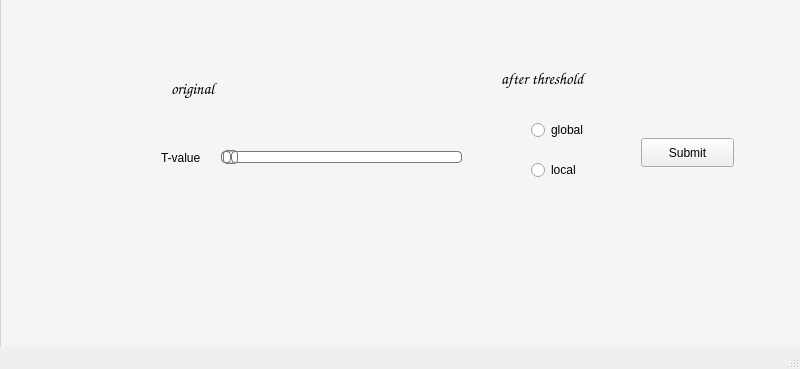
Qt form mainwindow.ui (MohabGhobashy/image_processing_studio) before a commit; both pictures show x 0 to 800 and y 328 to 697 of the 800 by 697 pixel window.
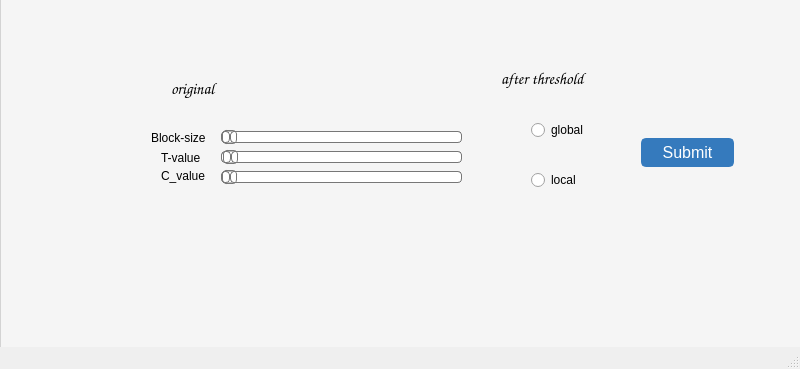
The same form after that commit.

What changed in the file:
```diff
--- a/mainwindow.ui
+++ b/mainwindow.ui
@@ -602,7 +602,7 @@
       <property name="geometry">
        <rect>
         <x>530</x>
-        <y>430</y>
+        <y>440</y>
         <width>107</width>
         <height>24</height>
        </rect>
@@ -620,10 +620,259 @@
         <height>29</height>
        </rect>
       </property>
+      <property name="styleSheet">
+       <string notr="true">QPushButton {
+    color: white;
+    background-color: #357abd;
+    border: 2px solid #357abd;
+    border-radius: 5px;
+    padding: 5px 10px;
+    font-size: 16px;
+}
+
+QPushButton:hover {
+    background-color: #1e90ff;
+    border-color: #1e90ff;
+}
+
+QPushButton:pressed {
+    background-color: #0066cc;
+    border-color: #0066cc;
+}
+
+
+
+
+</string>
+      </property>
       <property name="text">
        <string>Submit</string>
       </property>
      </widget>
+     <widget class="QSlider" name="blockSizeSlider">
+      <property name="geometry">
+       <rect>
+        <x>220</x>
+        <y>400</y>
+        <width>241</width>
+        <height>18</height>
+       </rect>
+      </property>
+      <property name="styleSheet">
+       <string notr="true">QSlider::groove:horizontal {
+border: 1px solid #bbb;
+background: white;
+height: 10px;
+border-radius: 4px;
+}
+
+QSlider::sub-page:horizontal {
+background: qlineargradient(x1: 0, y1: 0,    x2: 0, y2: 1,
+    stop: 0 #66e, stop: 1 #bbf);
+background: qlineargradient(x1: 0, y1: 0.2, x2: 1, y2: 1,
+    stop: 0 #bbf, stop: 1 #55f);
+border: 1px solid #777;
+height: 10px;
+border-radius: 4px;
+}
+
+QSlider::add-page:horizontal {
+background: #fff;
+border: 1px solid #777;
+height: 10px;
+border-radius: 4px;
+}
+
+QSlider::handle:horizontal {
+background: qlineargradient(x1:0, y1:0, x2:1, y2:1,
+    stop:0 #eee, stop:1 #ccc);
+border: 1px solid #777;
+width: 13px;
+margin-top: -2px;
+margin-bottom: -2px;
+border-radius: 4px;
+}
+
+QSlider::handle:horizontal:hover {
+background: qlineargradient(x1:0, y1:0, x2:1, y2:1,
+    stop:0 #fff, stop:1 #ddd);
+border: 1px solid #444;
+border-radius: 4px;
+}
+
+QSlider::sub-page:horizontal:disabled {
+background: #bbb;
+border-color: #999;
+}
+
+QSlider::add-page:horizontal:disabled {
+background: #eee;
+border-color: #999;
+}
+
+QSlider::handle:horizontal:disabled {
+background: #eee;
+border: 1px solid #aaa;
+border-radius: 4px;
+}</string>
+      </property>
+      <property name="minimum">
+       <number>1</number>
+      </property>
+      <property name="maximum">
+       <number>50</number>
+      </property>
+      <property name="value">
+       <number>1</number>
+      </property>
+      <property name="orientation">
+       <enum>Qt::Horizontal</enum>
+      </property>
+     </widget>
+     <widget class="QSlider" name="cSlider">
+      <property name="geometry">
+       <rect>
+        <x>220</x>
+        <y>440</y>
+        <width>241</width>
+        <height>18</height>
+       </rect>
+      </property>
+      <property name="styleSheet">
+       <string notr="true">QSlider::groove:horizontal {
+border: 1px solid #bbb;
+background: white;
+height: 10px;
+border-radius: 4px;
+}
+
+QSlider::sub-page:horizontal {
+background: qlineargradient(x1: 0, y1: 0,    x2: 0, y2: 1,
+    stop: 0 #66e, stop: 1 #bbf);
+background: qlineargradient(x1: 0, y1: 0.2, x2: 1, y2: 1,
+    stop: 0 #bbf, stop: 1 #55f);
+border: 1px solid #777;
+height: 10px;
+border-radius: 4px;
+}
+
+QSlider::add-page:horizontal {
+background: #fff;
+border: 1px solid #777;
+height: 10px;
+border-radius: 4px;
+}
+
+QSlider::handle:horizontal {
+background: qlineargradient(x1:0, y1:0, x2:1, y2:1,
+    stop:0 #eee, stop:1 #ccc);
+border: 1px solid #777;
+width: 13px;
+margin-top: -2px;
+margin-bottom: -2px;
+border-radius: 4px;
+}
+
+QSlider::handle:horizontal:hover {
+background: qlineargradient(x1:0, y1:0, x2:1, y2:1,
+    stop:0 #fff, stop:1 #ddd);
+border: 1px solid #444;
+border-radius: 4px;
+}
+
+QSlider::sub-page:horizontal:disabled {
+background: #bbb;
+border-color: #999;
+}
+
+QSlider::add-page:horizontal:disabled {
+background: #eee;
+border-color: #999;
+}
+
+QSlider::handle:horizontal:disabled {
+background: #eee;
+border: 1px solid #aaa;
+border-radius: 4px;
+}</string>
+      </property>
+      <property name="minimum">
+       <number>1</number>
+      </property>
+      <property name="maximum">
+       <number>30</number>
+      </property>
+      <property name="value">
+       <number>1</number>
+      </property>
+      <property name="orientation">
+       <enum>Qt::Horizontal</enum>
+      </property>
+     </widget>
+     <widget class="QLabel" name="blockLabel">
+      <property name="geometry">
+       <rect>
+        <x>150</x>
+        <y>400</y>
+        <width>71</width>
+        <height>20</height>
+       </rect>
+      </property>
+      <property name="text">
+       <string>Block-size</string>
+      </property>
+     </widget>
+     <widget class="QLabel" name="cLabel">
+      <property name="geometry">
+       <rect>
+        <x>160</x>
+        <y>440</y>
+        <width>63</width>
+        <height>16</height>
+       </rect>
+      </property>
+      <property name="text">
+       <string>C_value</string>
+      </property>
+     </widget>
+     <widget class="QLabel" name="blockSliderValue">
+      <property name="geometry">
+       <rect>
+        <x>470</x>
+        <y>400</y>
+        <width>63</width>
+        <height>20</height>
+       </rect>
+      </property>
+      <property name="font">
+       <font>
+        <family>Segoe Script</family>
+        <bold>true</bold>
+       </font>
+      </property>
+      <property name="text">
+       <string/>
+      </property>
+     </widget>
+     <widget class="QLabel" name="cSliderValue">
+      <property name="geometry">
+       <rect>
+        <x>470</x>
+        <y>440</y>
+        <width>63</width>
+        <height>20</height>
+       </rect>
+      </property>
+      <property name="font">
+       <font>
+        <family>Segoe Script</family>
+        <bold>true</bold>
+       </font>
+      </property>
+      <property name="text">
+       <string/>
+      </property>
+     </widget>
     </widget>
     <widget class="QWidget" name="tab_7">
      <attribute name="title">
```
